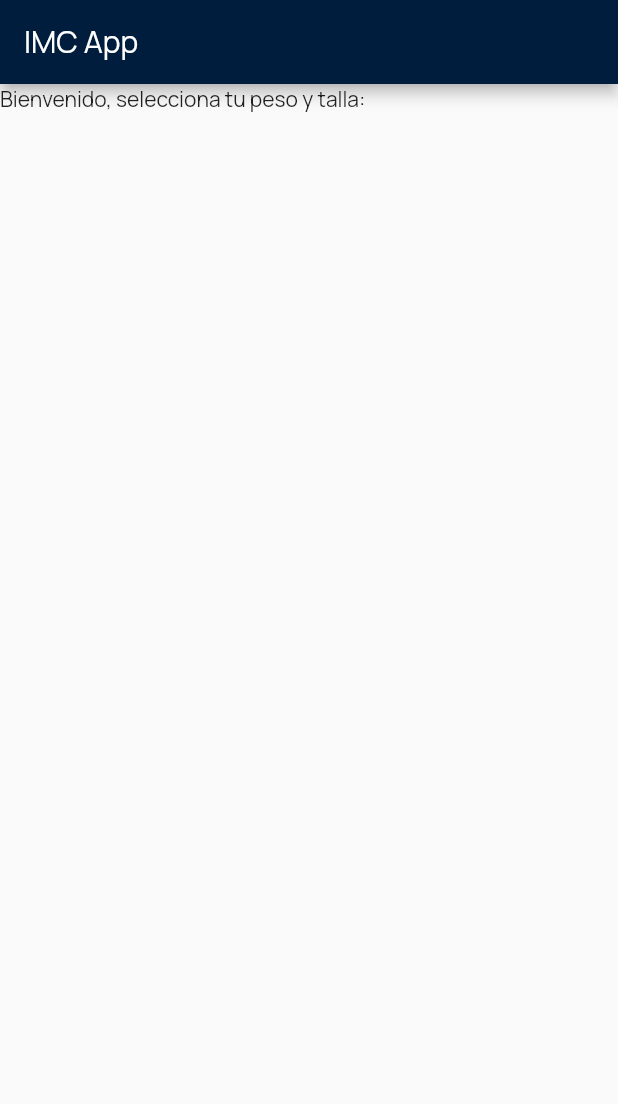
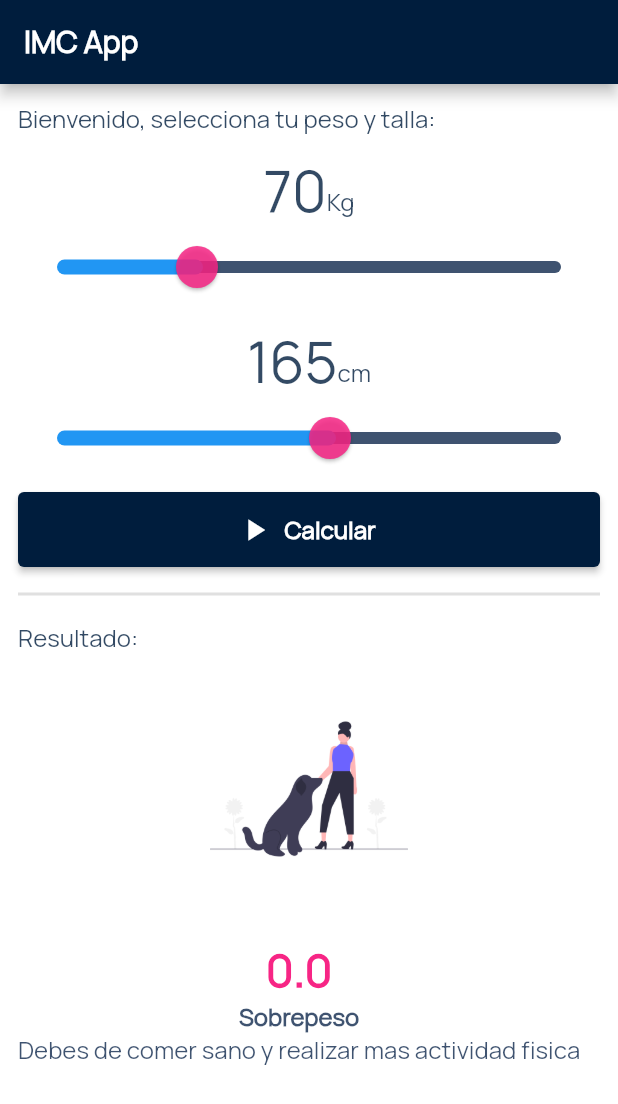
Before and after one commit to giane-09/app3, a Flutter app: the screen it shows after launch, on a phone screen of 412 x 824 dp. Shown: the top 1104 px of the screen. Run offline on Flutter 3.47's test engine with Material 2 defaults, Android fonts, the phone set to English and light mode, and no system bars.

Commit message:
agregado final

```diff
--- a/lib/home_page.dart
+++ b/lib/home_page.dart
@@ -10,15 +10,18 @@ class HomePage extends StatefulWidget {
 class _HomePageState extends State<HomePage> {
   double peso = 70.0;
   double altura = 165;
-  double inc =0;
-
+  double imc =0;
+  calculadoraImc(){
+    imc = peso / pow((altura /100), 2);
+   setState(() {});
+  }
 
   @override
   Widget build(BuildContext context) {
     return Scaffold(
+        backgroundColor: Colors.white,
         appBar: AppBar(
           backgroundColor: Color(0xFF001d3d),
-        title: Text("IMC App"),
           title: Text(
             "IMC App",
             style: TextStyle(
@@ -27,10 +30,6 @@ class _HomePageState extends State<HomePage> {
             ),
           ),
        ),
-      body: Column(
-        children: [
-          Text("Bienvenido, selecciona tu peso y talla:"),
-        ],
       body: Padding(
         padding: const EdgeInsets.all(12.0),
         child: Column(
@@ -125,7 +124,9 @@ class _HomePageState extends State<HomePage> {
                 style: ElevatedButton.styleFrom(
                   backgroundColor: Color(0xFF001d3d),
                 ),
-                onPressed: () {},
+                onPressed: () {
+                  calculadoraImc();
+                },
                 icon: Icon(Icons.play_arrow),
                 label: Text(
                   "Calcular",
@@ -155,11 +156,43 @@ class _HomePageState extends State<HomePage> {
             ),
             Center(
               child: Image.asset(
-                'assets/img1.png',
+                'assets/images/img1.png',
                 height: 180,
                 width: 180,
                 fit: BoxFit.contain,
               ),
+            ),
+            SizedBox(
+              height: 10,
+            ),
+            Column(
+              crossAxisAlignment: CrossAxisAlignment.center,
+              children: [
+                Text(
+                  imc.toStringAsFixed(1),
+                  style: TextStyle(
+                    fontSize: 30.0,
+                    fontWeight: FontWeight.bold,
+                    color: Color(0XFFf72585),
+              ),
+            ),
+            Text(
+              "Sobrepeso",
+              style: TextStyle(
+                fontSize: 16.0,
+                fontWeight: FontWeight.bold,
+                color:  Color(0XFF1d3557).withOpacity(0.85),
+              ),
+            ),
+            Text(
+              "Debes de comer sano y realizar mas actividad fisica",
+              style: TextStyle(
+                fontSize: 16.0,
+                fontWeight: FontWeight.w400,
+                color:  Color(0XFF1d3557).withOpacity(0.85),
+              ),
+            ),
+          ],
         )
       ],
     ),
@@ -167,3 +200,4 @@ class _HomePageState extends State<HomePage> {
 );
 
   }
+}
```
Lines whose indentation alone changed are shown as unchanged.
